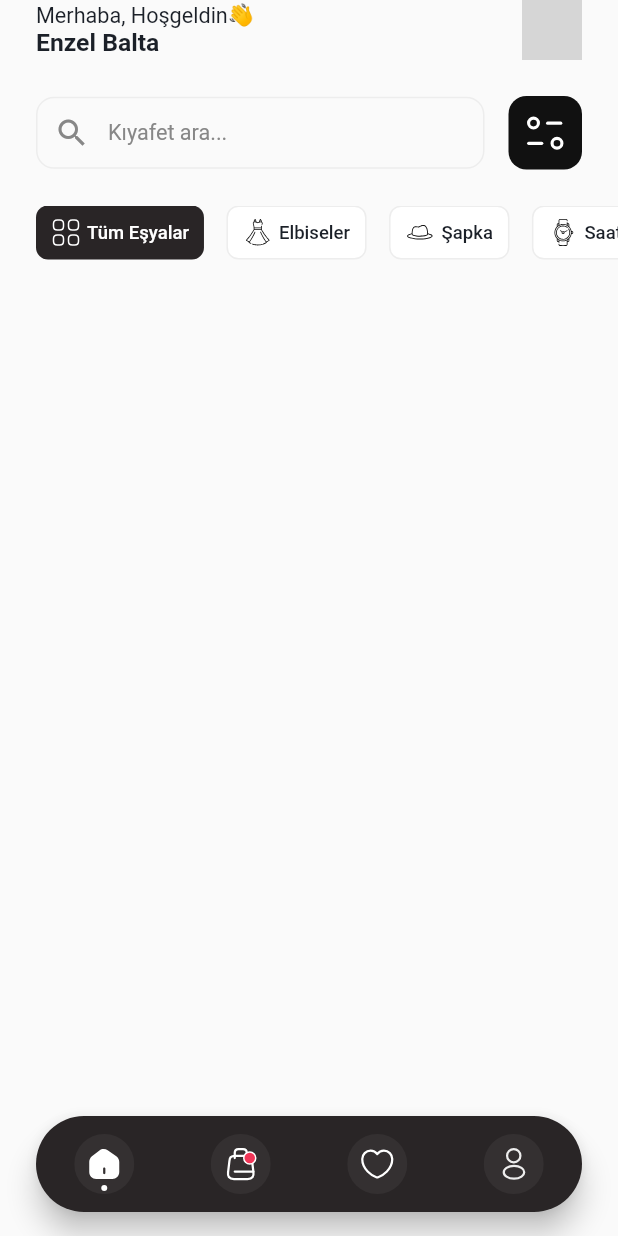
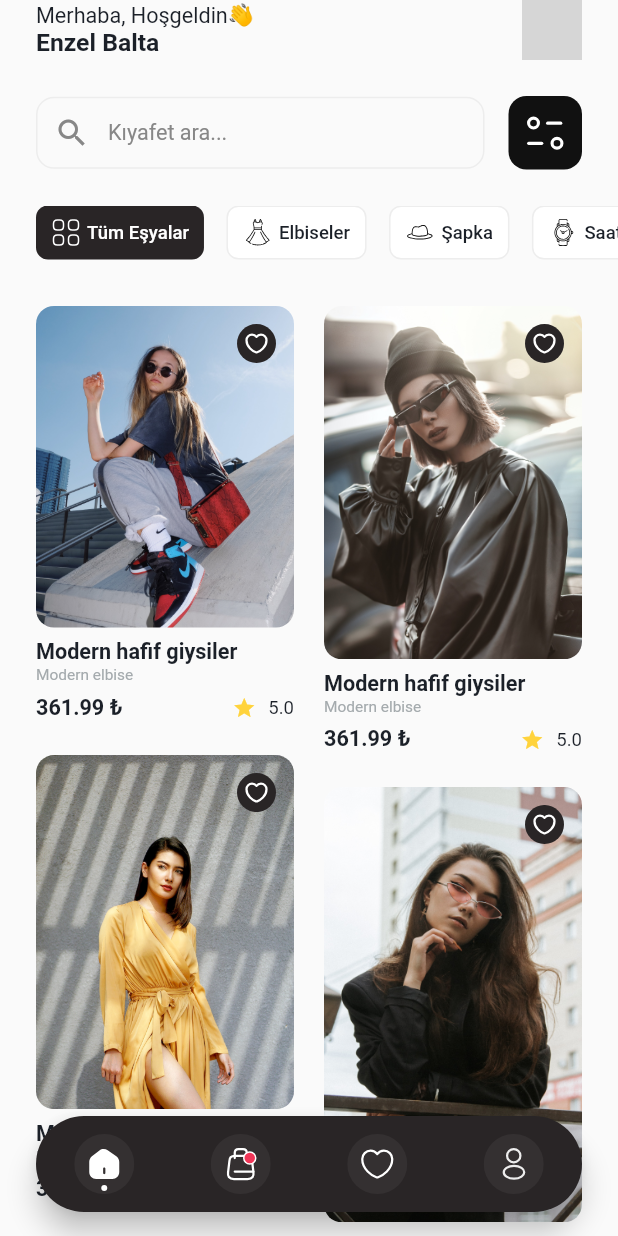
Before and after one commit to ibrahim6-1/clothing_app, a Flutter app: the screen it shows after launch, on a phone screen of 412 x 824 dp. Run offline on Flutter 3.47's test engine with Material 2 defaults, Android fonts, the phone set to English and light mode, and no system bars; drawn by our look-alikes of custom_navigation_bar; our stand-ins replace flutter_svg, google_fonts; network calls fail; grey boxes are pictures that could not be loaded.

Commit message:
giysilerin gösterildigi gridview yapildi

```diff
--- a/lib/home_screen.dart
+++ b/lib/home_screen.dart
@@ -26,12 +26,15 @@ class _HomeScreenState extends State<HomeScreen> {
     'watch_icon',
   ];
 
-  List<String> images = [
-    'images-01',
-    'images-02',
-    'images-03',
-    'images-04',
-    'images-05',
+  List<String> image = [
+    'image-01.png',
+    'image-02.png',
+    'image-03.png',
+    'image-04.png',
+    'image-05.jpg',
+    'image-06.jpg',
+    'image-07.jpg',
+    'image-08.jpg',
   ];
 
   int current = 0;
@@ -130,8 +133,10 @@ class _HomeScreenState extends State<HomeScreen> {
                   child: Container(
                     margin: EdgeInsets.only(
                         left: index == 0 ? sPaddinHorizontal : 15,
-                        right: index == categories.length-1 ? sPaddinHorizontal: 0 ),
-                        padding:  const EdgeInsets.symmetric(horizontal: 10),
+                        right: index == categories.length - 1
+                            ? sPaddinHorizontal
+                            : 0),
+                    padding: const EdgeInsets.symmetric(horizontal: 10),
                     height: 36,
                     decoration: BoxDecoration(
                       color: current == index ? sBrown : sWhite,
@@ -168,13 +173,89 @@ class _HomeScreenState extends State<HomeScreen> {
             shrinkWrap: true,
             physics: const NeverScrollableScrollPhysics(),
             crossAxisCount: 2,
-            itemCount:  images.length,
-            padding: const EdgeInsets.symmetric(
-              horizontal: sPaddinHorizontal
-            ),
-            itemBuilder:(context, index){
-              return Column();
-            } ,
+            crossAxisSpacing: 20,
+            mainAxisSpacing: 23,
+            itemCount: image.length,
+            padding: const EdgeInsets.symmetric(horizontal: sPaddinHorizontal),
+            itemBuilder: (context, index) {
+              return Column(
+                crossAxisAlignment: CrossAxisAlignment.start,
+                children: [
+                  Stack(
+                    children: [
+                      Positioned(
+                        child: ClipRRect(
+                          borderRadius: BorderRadius.circular(sBorderRadius),
+                          child: Image.asset(
+                            'assets/images/${image[index]}',
+                            fit: BoxFit.cover,
+                          ),
+                        ),
+                      ),
+                      Positioned(
+                        right: 12,
+                        top: 12,
+                        child: GestureDetector(
+                          onTap: () {},
+                          child: SvgPicture.asset(
+                              'assets/favorite_cloth_icon_unselected.svg'),
+                        ),
+                      ),
+                    ],
+                  ),
+                  const SizedBox(height: 8),
+                  Text(
+                    'Modern hafif giysiler',
+                    maxLines: 2,
+                    overflow: TextOverflow.ellipsis,
+                    style: sEncodeSansSemiBold.copyWith(
+                      color: sDarkBrown,
+                      fontSize: SizeConfig.blockSizeHorizontal! * 3.5,
+                    ),
+                  ),
+                  Text(
+                    'Modern elbise',
+                    maxLines: 1,
+                    overflow: TextOverflow.ellipsis,
+                    style: sEncodeSansRegular.copyWith(
+                      color: sGrey,
+                      fontSize: SizeConfig.blockSizeHorizontal! * 2.5,
+                    ),
+                  ),
+                  const SizedBox(height: 8),
+                  Row(
+                    mainAxisAlignment: MainAxisAlignment.spaceBetween,
+                    crossAxisAlignment: CrossAxisAlignment.center,
+                    children: [
+                      Text(
+                        '361.99 ₺',
+                        style: sEncodeSansSemiBold.copyWith(
+                          color: sDarkBrown,
+                          fontSize: SizeConfig.blockSizeHorizontal! * 3.5,
+                        ),
+                      ),
+                      Row(
+                        children: [
+                          const Icon(
+                            Icons.star,
+                            color: sYellow,
+                            size: 16,
+                          ),
+                          const SizedBox(width: 8),
+                          Text(
+                            '5.0',
+                            style: sEncodeSansRegular.copyWith(
+                              color: sDarkBrown,
+                              fontSize: SizeConfig.blockSizeHorizontal! * 3,
+                            ),
+                          ),
+                        ],
+                      ),
+                    ],
+                  )
+                ],
+              );
+            },
           ),
         ],
       ),
```
